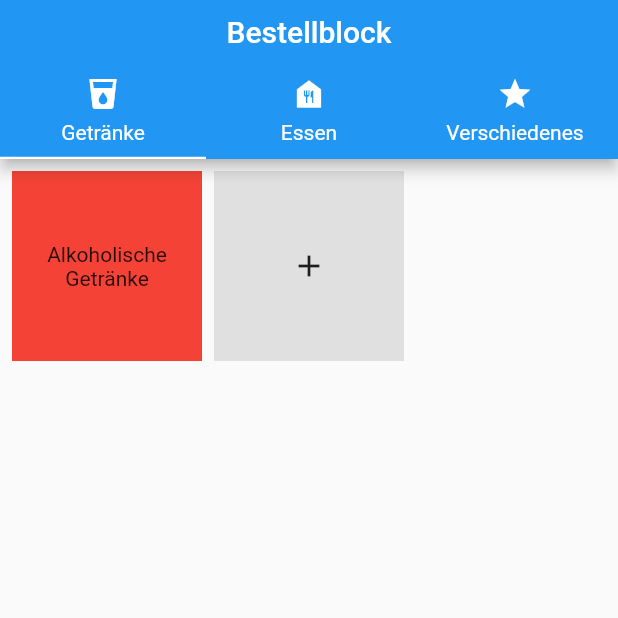
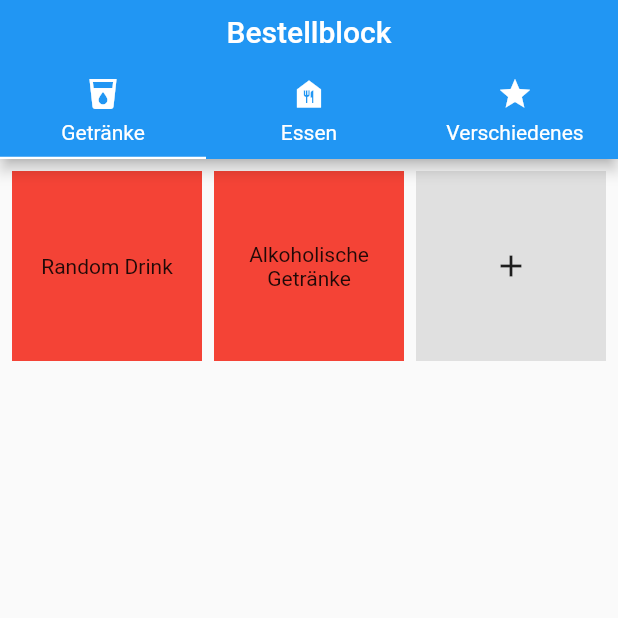
Before and after one commit to Tom-Waw/pos-shisha, a Flutter app: the screen it shows after launch, on a phone screen of 412 x 824 dp, the top half of it. Run offline on Flutter 3.47's test engine with Material 2 defaults, Android fonts, the light colour scheme and no system bars; our stand-ins replace firebase_core, logger; accounts and stored records are empty.

Commit message:
fix: provider wip

```diff
--- a/lib/helpers/utils.dart
+++ b/lib/helpers/utils.dart
@@ -4,7 +4,27 @@ import 'package:pos_shisha_bar/menu/data.dart';
 class Utils {
   static GlobalKey<NavigatorState> menuNav = GlobalKey();
 
-  static List<Menu> getMenus() {
-    return [];
-  }
+  static List<Menu> loadMenus() => [
+        Menu(name: "Getränke", icon: Icons.local_drink, items: [
+          const MenuElement(name: "Random Drink"),
+          SubMenu(
+            name: "Alkoholische Getränke",
+            items: [const MenuElement(name: "Gin Tonic")],
+          )
+        ]),
+        Menu(name: "Essen", icon: Icons.food_bank, items: [
+          SubMenu(
+            name: "Nachspeisen",
+            items: [const MenuElement(name: "Schwarzwälder Kirschkuchen")],
+          ),
+          const MenuElement(name: "Random Food"),
+        ]),
+        Menu(name: "Verschiedenes", icon: Icons.star, items: [
+          SubMenu(
+            name: "Shishas",
+            items: [const MenuElement(name: "Apfel Minze")],
+          ),
+          const MenuElement(name: "Random Shisha"),
+        ]),
+      ];
 }
--- a/lib/main.dart
+++ b/lib/main.dart
@@ -2,7 +2,12 @@
 import 'package:firebase_core/firebase_core.dart';
 import 'package:flutter/material.dart';
 import 'package:logger/logger.dart';
+import 'package:provider/provider.dart';
 
+import 'package:pos_shisha_bar/menu/providers/menu_provider.dart';
+import 'package:pos_shisha_bar/menu/data.dart';
+
+import 'package:pos_shisha_bar/menu/pages/create_page.dart';
 import 'package:pos_shisha_bar/menu/pages/menu_page.dart';
 
 Future main() async {
@@ -10,5 +15,71 @@ Future main() async {
   await Firebase.initializeApp();
 
   Logger.level = Level.debug;
-  runApp(const MaterialApp(home: MenuPage()));
+  runApp(const App());
 }
+
+class App extends StatefulWidget {
+  final String addToMenuRoute = "AddToMenu";
+
+  const App({super.key});
+
+  @override
+  State<App> createState() => _AppState();
+}
+
+class _AppState extends State<App> {
+  String? _selectedRoute;
+  SubMenu? _menuToAddTo;
+  bool show404 = false;
+
+  @override
+  void initState() {
+    super.initState();
+  }
+
+  @override
+  Widget build(BuildContext context) {
+    return MultiProvider(
+      providers: [ChangeNotifierProvider(create: (_) => RootMenu())],
+      child: MaterialApp(
+        home: Navigator(
+          pages: [
+            MaterialPage(
+              key: const ValueKey("MenuScreen"),
+              child: MenuPage(handleAddToMenu: _handleAddToMenu),
+            ),
+            if (show404)
+              const MaterialPage(
+                key: ValueKey('Error Page'),
+                child: Center(
+                  child: Text('404'),
+                ),
+              )
+            else if (_selectedRoute == widget.addToMenuRoute)
+              MaterialPage(
+                key: ValueKey(_selectedRoute!),
+                child: CreatePage(menu: _menuToAddTo!),
+              )
+          ],
+          onPopPage: (route, result) {
+            if (!route.didPop(result)) return false;
+
+            setState(() {
+              _selectedRoute = null;
+              _menuToAddTo = null;
+            });
+
+            return true;
+          },
+        ),
+      ),
+    );
+  }
+
+  void _handleAddToMenu(Menu menu) {
+    setState(() {
+      _selectedRoute = widget.addToMenuRoute;
+      _menuToAddTo = menu;
+    });
+  }
+}
--- a/lib/menu/data.dart
+++ b/lib/menu/data.dart
@@ -1,29 +1,20 @@
 import 'package:flutter/material.dart';
 
-class MenuInformation {
-  String name;
-  IconData icon;
-  bool isActive = false;
+class Menu extends SubMenu {
+  final IconData icon;
+  List<int> activationStack = [];
 
-  MenuInformation({required this.name, required this.icon});
+  Menu({required super.name, required this.icon, required super.items});
 }
 
-class Menu extends MenuInformation {
-  List<MenuItem> items;
+class SubMenu extends MenuElement {
+  List<MenuElement> items;
 
-  Menu({required name, required icon, required this.items})
-      : super(name: name, icon: icon);
+  SubMenu({required super.name, required this.items});
 }
 
-class MenuItem {
-  String name;
+class MenuElement {
+  final String name;
 
-  MenuItem({required this.name});
+  const MenuElement({required this.name});
 }
-
-class ExpandableMenuItem extends MenuItem {
-  List<MenuItem> items;
-  bool isExpanded = false;
-
-  ExpandableMenuItem({required name, required this.items}) : super(name: name);
-}
--- a/lib/menu/menu_provider.dart
+++ /dev/null
@@ -1,70 +0,0 @@
-import 'package:flutter/material.dart' hide MenuItem;
-
-import 'package:pos_shisha_bar/helpers/logger.dart';
-
-import './data.dart';
-
-List<Menu> getMenus() {
-  return [
-    Menu(name: "Getränke", icon: Icons.local_drink, items: [
-      ExpandableMenuItem(
-        name: "Alkoholische Getränke",
-        items: [MenuItem(name: "Gin Tonic")],
-      )
-    ]),
-    Menu(name: "Essen", icon: Icons.food_bank, items: [
-      ExpandableMenuItem(
-        name: "Nachspeisen",
-        items: [MenuItem(name: "Schwarzwälder Kirschkuchen")],
-      )
-    ]),
-    Menu(name: "Verschiedenes", icon: Icons.star, items: [
-      ExpandableMenuItem(
-        name: "Shishas",
-        items: [MenuItem(name: "Apfel Minze")],
-      )
-    ]),
-  ];
-}
-
-class MenuProvider with ChangeNotifier {
-  final log = getLogger();
-  late final List<Menu> _menus;
-
-  MenuProvider() {
-    _menus = getMenus();
-    if (isHealthy) _menus[0].isActive = true;
-  }
-
-  bool get isHealthy => _menus.isNotEmpty;
-  List<MenuInformation> get menus => _menus;
-  Menu get current => _menus.firstWhere((menu) => menu.isActive);
-  List<MenuItem> get display =>
-      _getDisplay(current.items)?.items ?? current.items;
-
-  void openMenu(MenuInformation menu) {
-    current.isActive = false;
-    menu.isActive = true;
-    notifyListeners();
-  }
-
-  ExpandableMenuItem? _getDisplay(List<MenuItem> items) {
-    int idx = items
-        .indexWhere((item) => item is ExpandableMenuItem && item.isExpanded);
-
-    return idx != -1
-        ? _getDisplay((items[idx] as ExpandableMenuItem).items) ??
-            items[idx] as ExpandableMenuItem
-        : null;
-  }
-
-  void expandItem(ExpandableMenuItem item) {
-    item.isExpanded = true;
-    notifyListeners();
-  }
-
-  void collapseItem() {
-    _getDisplay(current.items)?.isExpanded = false;
-    notifyListeners();
-  }
-}
--- a/lib/menu/pages/create_page.dart
+++ b/lib/menu/pages/create_page.dart
@@ -1,15 +1,54 @@
 import 'package:flutter/material.dart';
 
+import '../data.dart';
+
 class CreatePage extends StatelessWidget {
-  const CreatePage({Key? key}) : super(key: key);
+  final SubMenu menu;
+
+  final TextEditingController nameController = TextEditingController();
+
+  CreatePage({Key? key, required this.menu}) : super(key: key);
 
   @override
   Widget build(BuildContext context) {
     return Scaffold(
       appBar: AppBar(
-        title: const Text("Kategorie hinzufügen"),
+        title: const Text("Element hinzufügen"),
       ),
-      body: const Text("Create"),
+      body: Padding(
+        padding: const EdgeInsets.symmetric(
+          vertical: 8.0,
+          horizontal: 32.0,
+        ),
+        child: Column(
+          children: [
+            Padding(
+              padding: const EdgeInsets.only(bottom: 8.0),
+              child: TextField(
+                  controller: nameController,
+                  onChanged: (v) => nameController.text = v,
+                  decoration: const InputDecoration(
+                    labelText: 'Name',
+                  )),
+            ),
+            Padding(
+              padding: const EdgeInsets.all(16.0),
+              child: Builder(
+                builder: (context) {
+                  return ElevatedButton(
+                    onPressed: () {
+                      MenuElement item = MenuElement(name: nameController.text);
+                    },
+                    child: const Text(
+                      'Erstellen',
+                    ),
+                  );
+                },
+              ),
+            ),
+          ],
+        ),
+      ),
     );
   }
 }
--- a/lib/menu/pages/menu_page.dart
+++ b/lib/menu/pages/menu_page.dart
@@ -1,39 +1,35 @@
 import 'package:flutter/material.dart';
 import 'package:provider/provider.dart';
 
-import '../menu_provider.dart';
+import 'package:pos_shisha_bar/menu/providers/menu_provider.dart';
+import '../data.dart';
 
 import '../widgets/menu_view.dart';
 import '../widgets/menu_tabbar.dart';
 
 class MenuPage extends StatelessWidget {
-  const MenuPage({Key? key}) : super(key: key);
+  final void Function(Menu) handleAddToMenu;
+
+  const MenuPage({super.key, required this.handleAddToMenu});
 
   @override
   Widget build(BuildContext context) {
-    return MultiProvider(
-      providers: [
-        ChangeNotifierProvider(create: (_) => MenuProvider()),
-      ],
-      builder: (context, child) => Scaffold(
-        appBar: AppBar(
-            title: const Text("Bestellblock"),
-            centerTitle: true,
-            bottom: context.watch<MenuProvider>().isHealthy
-                ? const PreferredSize(
-                    preferredSize: Size.fromHeight(50),
-                    child: MenuTabBar(),
-                  )
-                : null),
-        body: context.watch<MenuProvider>().isHealthy
-            ? const MenuView()
-            : const Center(
-                child: Text(
-                  "Es wurde noch kein Menu erstellt.\n"
-                  "Wende dich an einen Administrator, falls deine Zugriffsrechte dafür nicht ausreichen.",
-                  textAlign: TextAlign.center,
-                ),
-              ),
+    return Scaffold(
+      appBar: AppBar(
+        title: const Text("Bestellblock"),
+        centerTitle: true,
+        bottom: PreferredSize(
+          preferredSize: const Size.fromHeight(50),
+          child: MenuTabBar(
+            menus: context.read<RootMenu>().menus,
+            current: context.read<RootMenu>().current,
+            selectMenu: (Menu menu) =>
+                context.watch<RootMenu>().selectMenu(menu),
+          ),
+        ),
+      ),
+      body: MenuView(
+        handleAddToMenu: handleAddToMenu,
       ),
     );
   }
--- /dev/null
+++ b/lib/menu/providers/menu_provider.dart
@@ -0,0 +1,42 @@
+import 'package:flutter/material.dart';
+import 'package:pos_shisha_bar/helpers/utils.dart';
+
+import '../data.dart';
+
+class RootMenu extends ChangeNotifier {
+  late final Menu _drinks;
+  late final Menu _food;
+  late final Menu _other;
+  int _activeMenu = 0;
+
+  RootMenu() {
+    List<Menu> menus = Utils.loadMenus();
+    _drinks = menus[0];
+    _food = menus[1];
+    _other = menus[2];
+  }
+
+  List<Menu> get menus => [_drinks, _food, _other];
+  Menu get current => menus[_activeMenu];
+
+  List<MenuElement> get display => current.activationStack
+      .fold(current.items, (prev, element) => (prev[element] as SubMenu).items);
+
+  void selectMenu(Menu menu) {
+    print("selected");
+    _activeMenu = menus.indexOf(menu);
+    notifyListeners();
+  }
+
+  bool get isRoot => current.activationStack.isEmpty;
+
+  void back() {
+    current.activationStack.removeLast();
+    notifyListeners();
+  }
+
+  void enter(SubMenu item) {
+    current.activationStack.add(current.items.indexOf(item));
+    notifyListeners();
+  }
+}
--- a/lib/menu/widgets/menu_item_box.dart
+++ b/lib/menu/widgets/menu_item_box.dart
@@ -1,9 +1,9 @@
 import 'package:flutter/material.dart';
 
-import '../data.dart' as menu;
+import '../data.dart';
 
 class MenuItemBox extends StatelessWidget {
-  final menu.MenuItem item;
+  final MenuElement item;
 
   const MenuItemBox({Key? key, required this.item}) : super(key: key);
 
--- a/lib/menu/widgets/menu_tabbar.dart
+++ b/lib/menu/widgets/menu_tabbar.dart
@@ -1,30 +1,36 @@
 import 'package:flutter/material.dart';
-import 'package:provider/provider.dart';
 
-import '../menu_provider.dart';
+import '../data.dart';
 
 class MenuTabBar extends StatelessWidget {
-  const MenuTabBar({Key? key}) : super(key: key);
+  final List<Menu> menus;
+  final Menu current;
+  final void Function(Menu) selectMenu;
+
+  const MenuTabBar(
+      {Key? key,
+      required this.menus,
+      required this.current,
+      required this.selectMenu})
+      : super(key: key);
 
   @override
   Widget build(BuildContext context) {
     return Row(
-      children: context
-          .watch<MenuProvider>()
-          .menus
+      children: menus
           .map((menu) => Expanded(
                 child: Container(
                   decoration: BoxDecoration(
                     border: Border(
                       bottom: BorderSide(
-                          width: 1.5,
-                          color: menu.isActive
-                              ? Colors.white
-                              : Colors.transparent),
+                        width: 1.5,
+                        color:
+                            menu == current ? Colors.white : Colors.transparent,
+                      ),
                     ),
                   ),
                   child: InkWell(
-                    onTap: () => context.read<MenuProvider>().openMenu(menu),
+                    onTap: () => selectMenu(menu),
                     child: Ink(
                       padding: const EdgeInsets.symmetric(vertical: 8.0),
                       child: Column(children: [
--- a/lib/menu/widgets/menu_view.dart
+++ b/lib/menu/widgets/menu_view.dart
@@ -1,43 +1,47 @@
 import 'package:flutter/material.dart';
 import 'package:provider/provider.dart';
+import 'package:pos_shisha_bar/menu/providers/menu_provider.dart';
 
-import '../data.dart' as menu;
-import '../menu_provider.dart';
+import '../data.dart';
 
 import './menu_item_box.dart';
 
 class MenuView extends StatelessWidget {
-  const MenuView({Key? key}) : super(key: key);
+  final void Function(Menu) handleAddToMenu;
+
+  const MenuView({
+    Key? key,
+    required this.handleAddToMenu,
+  }) : super(key: key);
 
   @override
   Widget build(BuildContext context) {
-    menu.Menu current = context.watch<MenuProvider>().current;
-    List<menu.MenuItem> display = context.watch<MenuProvider>().display;
-
     return GridView.count(
         padding: const EdgeInsets.all(8.0),
         crossAxisCount: 3,
         crossAxisSpacing: 8.0,
         mainAxisSpacing: 8.0,
         children: [
-          if (display != current.items)
+          if (!context.read<RootMenu>().isRoot)
             InkWell(
-              onTap: () => context.read<MenuProvider>().collapseItem(),
+              onTap: context.watch<RootMenu>().back,
               child: Ink(
                 color: Colors.grey[300],
                 child: const Center(child: Icon(Icons.arrow_back)),
               ),
             ),
-          ...display
+          ...context
+              .read<RootMenu>()
+              .display
               .map((item) => GestureDetector(
-                    onTap: () => item is menu.ExpandableMenuItem
-                        ? context.read<MenuProvider>().expandItem(item)
+                    onTap: () => item is SubMenu
+                        ? context.watch<RootMenu>().enter(item)
                         : null,
                     child: MenuItemBox(item: item),
                   ))
               .toList(),
           InkWell(
-            onTap: () => null,
+            onTap: () => handleAddToMenu(context.read<RootMenu>().current),
             child: Ink(
               color: Colors.grey[300],
               child: const Center(child: Icon(Icons.add)),
--- a/pubspec.yaml
+++ b/pubspec.yaml
@@ -38,6 +38,7 @@ dependencies:
   logger: ^1.1.0
   provider: ^6.0.3
   firebase_auth_web: ^4.3.0
+  get: ^4.6.5
 
 dev_dependencies:
   flutter_test:
```
Also changed, not shown: pubspec.lock.
